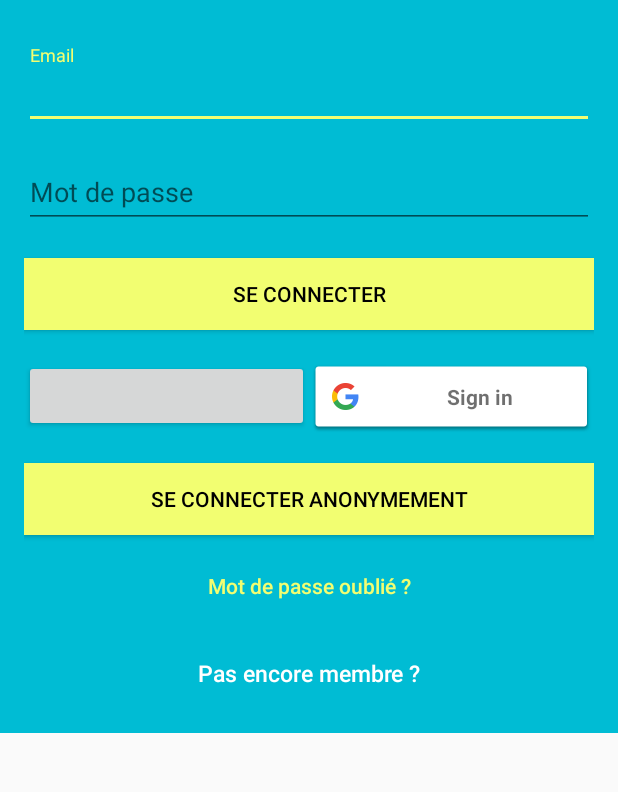
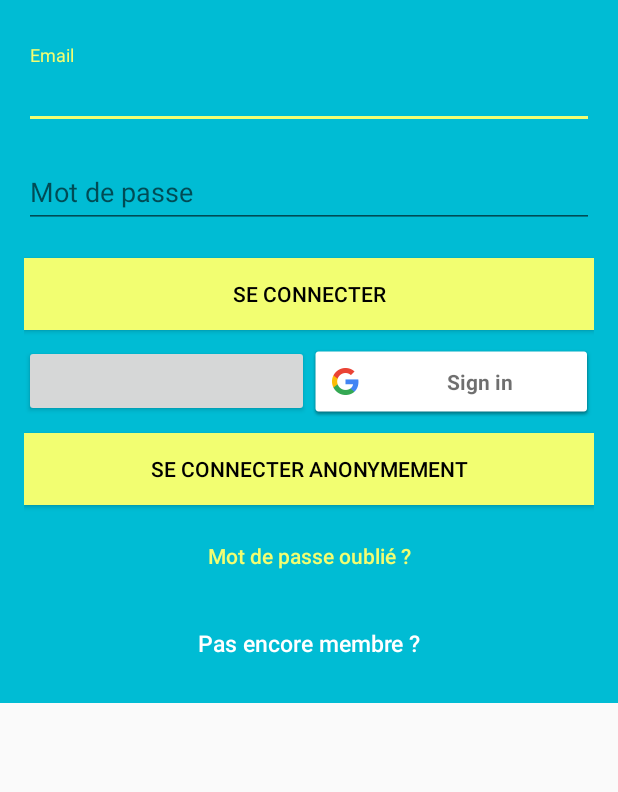
Before and after one commit to RuslanMancaVolkov/ParkingVelo, an Android app: the screen it shows after launch (LoginActivity), on a phone screen of 412 x 824 dp, the part 174-966 px from its top. Run offline under Robolectric (Android 15) with nearby library versions, the light colour scheme and no system bars; our stand-ins replace Firebase (no records; nobody signed in at launch, a user with empty details on screens opened directly); libraries missing offline, so code that uses them is left out: com.facebook, com.facebook.login; plain views replace LoginButton; 5 statements that could not run were skipped.

Commit message:
Correction d'un bug d'affichage sur le bouton de connexion Google.

```diff
--- a/app/src/main/res/layout/activity_login.xml
+++ b/app/src/main/res/layout/activity_login.xml
@@ -88,9 +88,7 @@
             android:id="@+id/btn_login_google"
             android:layout_width="0dp"
             android:layout_height="wrap_content"
-            android:layout_weight="1"
-            android:paddingTop="10dp"
-            android:paddingBottom="10dp"/>
+            android:layout_weight="1"/>
 
     </LinearLayout>
 
```
